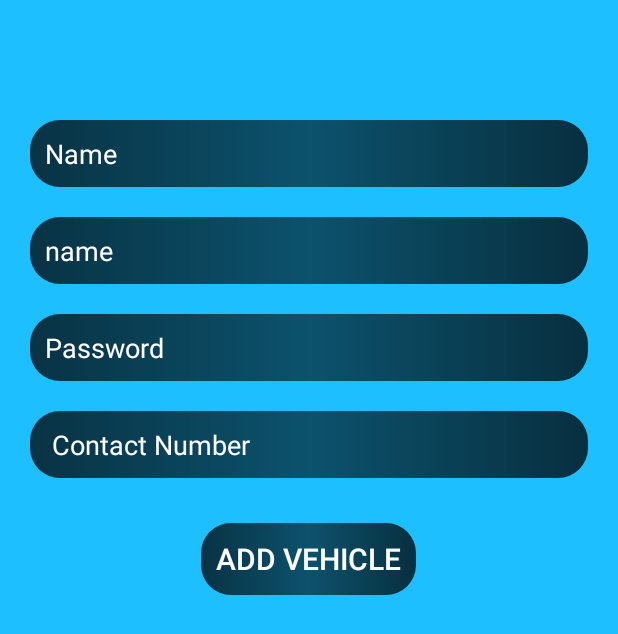
After one commit to kiratuppal/Vehicle_Trackingapp, an Android app: the Vehiclemaster screen opened directly, with no data from a screen before it, on a phone screen of 412 x 824 dp. The commit adds this screen. Shown: the top 634 px of the screen. Run offline under Robolectric (Android 15) with nearby library versions, the phone set to English and light mode, and no system bars.

Commit message:
files updated

```diff
--- a/app/src/main/AndroidManifest.xml
+++ b/app/src/main/AndroidManifest.xml
@@ -49,11 +49,13 @@
         <activity android:name=".Viewadminprofile" />
         <activity android:name=".Updateprofile" />
         <activity android:name=".Car_location" />
-        <activity android:name=".Show_map"></activity>
+        <activity android:name=".Show_map" />
 
         <meta-data
             android:name="com.google.android.maps.v2.API_KEY"
             android:value="AIzaSyBjf66poIaKlNnooYmqKWHJ0zdPX7bhAM8" />
+
+        <activity android:name=".Vehiclemaster"></activity>
     </application>
 
 </manifest>
--- a/app/src/main/java/com/example/lenovo/vehicle_trackingapp/MainActivity.java
+++ b/app/src/main/java/com/example/lenovo/vehicle_trackingapp/MainActivity.java
@@ -29,8 +29,9 @@ public class MainActivity extends AppCompatActivity {
         setContentView(R.layout.activity_main);
         // ATTENTION: This was auto-generated to implement the App Indexing API.
         // See https://g.co/AppIndexing/AndroidStudio for more information.
-
-    }
+    SharedPreferences sp = getSharedPreferences("admin_info" , MODE_PRIVATE);
+        Intent i = new Intent(MainActivity.this,admin_menu.class);
+        finish();    }
 
     public void goto_signup(View view) {
 
--- /dev/null
+++ b/app/src/main/java/com/example/lenovo/vehicle_trackingapp/Vehiclemaster.java
@@ -0,0 +1,13 @@
+package com.example.lenovo.vehicle_trackingapp;
+
+import android.support.v7.app.AppCompatActivity;
+import android.os.Bundle;
+
+public class Vehiclemaster extends AppCompatActivity {
+
+    @Override
+    protected void onCreate(Bundle savedInstanceState) {
+        super.onCreate(savedInstanceState);
+        setContentView(R.layout.activity_vehiclemaster);
+    }
+}
--- a/app/src/main/java/com/example/lenovo/vehicle_trackingapp/ip_adress.java
+++ b/app/src/main/java/com/example/lenovo/vehicle_trackingapp/ip_adress.java
@@ -6,5 +6,5 @@ package com.example.lenovo.vehicle_trackingapp;
 
 public class ip_adress {
 
-    public static String ip = "192.168.43.103";
+    public static String ip = "192.168.0.29";
 }
--- a/app/src/main/res/layout/activity_drivermenu.xml
+++ b/app/src/main/res/layout/activity_drivermenu.xml
@@ -166,6 +166,7 @@
             android:layout_marginLeft="20dp"
             android:textColor="#fff"
             android:padding="20dp"
+            android:onClick="goto_userlogin"
             android:background="@drawable/shape4"/>
 
 
--- /dev/null
+++ b/app/src/main/res/layout/activity_vehiclemaster.xml
@@ -0,0 +1,82 @@
+<?xml version="1.0" encoding="utf-8"?>
+<LinearLayout xmlns:android="http://schemas.android.com/apk/res/android"
+    xmlns:tools="http://schemas.android.com/tools"
+    android:id="@+id/activity_vehiclemaster"
+    android:layout_width="match_parent"
+    android:layout_height="match_parent"
+    android:background="#1dbfff"
+    android:orientation="vertical"
+
+
+    tools:context="com.example.lenovo.vehicle_trackingapp.Vehiclemaster">
+
+    <EditText
+        android:layout_width="match_parent"
+        android:layout_height="wrap_content"
+        android:hint="Name"
+        android:id="@+id/vehname"
+        android:textColor="#fff"
+        android:textColorHint="#fff"
+        android:layout_marginTop="80dp"
+        android:layout_marginLeft="20dp"
+        android:layout_marginRight="20dp"
+        android:background="@drawable/shape4"
+        android:padding="10dp"
+        />
+    <EditText
+        android:layout_width="match_parent"
+        android:layout_height="wrap_content"
+        android:hint="name"
+        android:textColor="#fff"
+        android:textColorHint="#fff"
+        android:layout_marginTop="20dp"
+        android:background="@drawable/shape4"
+        android:padding="10dp"
+        android:layout_marginRight="20dp"
+        android:layout_marginLeft="20dp"
+        android:id="@+id/name_et"/>
+
+
+    <EditText
+        android:layout_width="match_parent"
+        android:layout_height="wrap_content"
+        android:hint="Password"
+        android:layout_marginTop="20dp"
+        android:background="@drawable/shape4"
+        android:layout_marginLeft="20dp"
+        android:layout_marginRight="20dp"
+        android:textColorHint="#fff"
+        android:textColor="#fff"
+        android:padding="10dp"/>
+
+    <EditText
+        android:layout_width="match_parent"
+        android:layout_height="wrap_content"
+        android:hint=" Contact Number"
+        android:textColor="#fff"
+        android:layout_marginTop="20dp"
+        android:background="@drawable/shape4"
+        android:layout_marginLeft="20dp"
+        android:layout_marginRight="20dp"
+        android:textColorHint="#fff"
+
+        android:padding="10dp"/>
+
+    <Button
+        android:layout_width="wrap_content"
+        android:layout_height="wrap_content"
+        android:text="add vehicle"
+        android:textSize="20dp"
+        android:layout_gravity="center_horizontal"
+        android:background="@drawable/shape4"
+        android:layout_marginTop="30dp"
+        android:textColor="#fff"
+        android:padding="10dp"
+        android:onClick="save_vehicle"
+
+
+        />
+
+
+
+</LinearLayout>
```
Also changed, not shown: app/src/main/java/com/example/lenovo/vehicle_trackingapp/AdminSignup.java (+10 -8 lines), app/src/main/java/com/example/lenovo/vehicle_trackingapp/Userlogin.java (+5 -2 lines), app/src/main/java/com/example/lenovo/vehicle_trackingapp/admin_menu.java (+9 -0 lines), app/src/main/java/com/example/lenovo/vehicle_trackingapp/drivermenu.java (+7 -0 lines).
